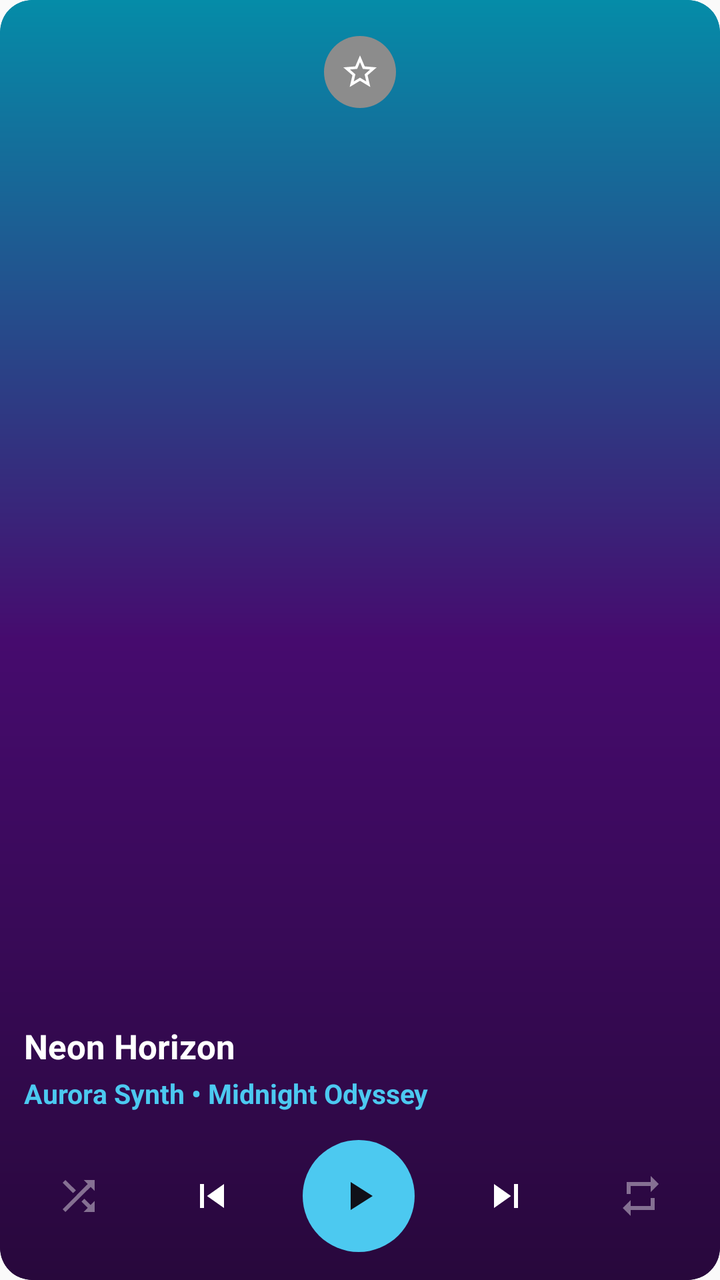
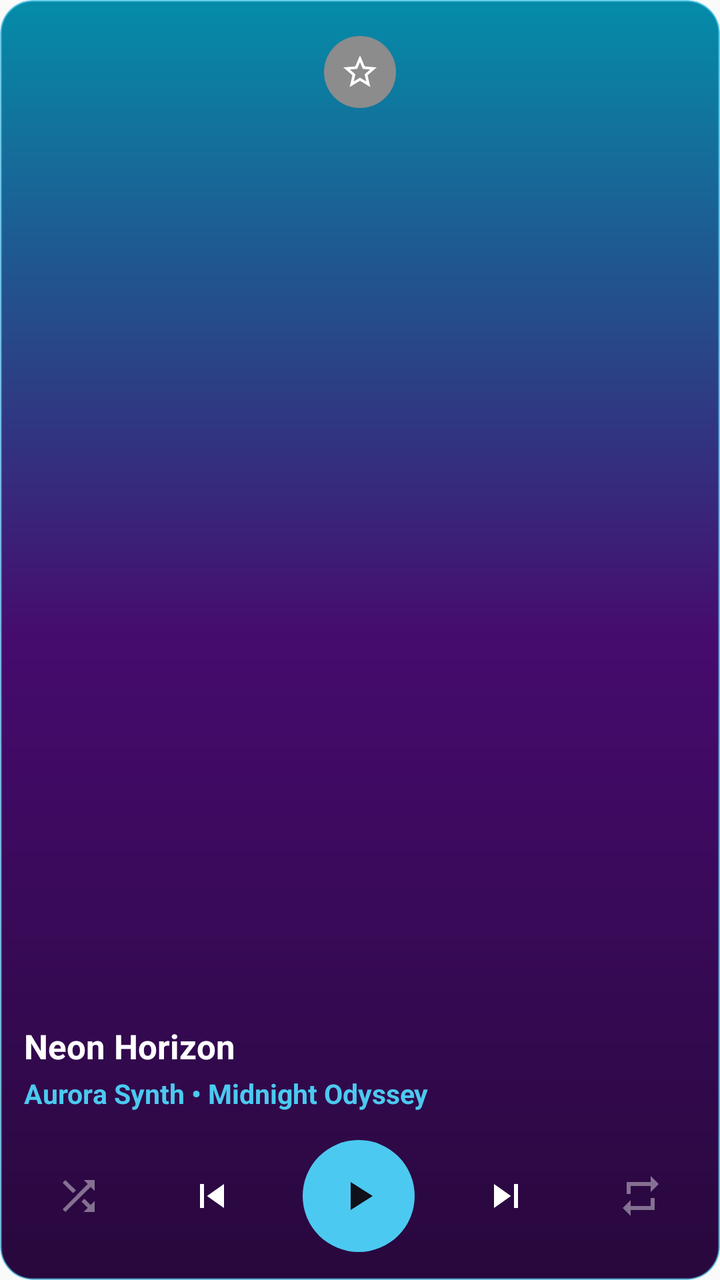

The first picture is an Android layout as it rendered before a commit; the second is the same layout after the commit. The layout source and the unified diff follow.
<!-- AndroidManifest.xml: application theme Theme.Toolbox -->
<!-- res/layout/widget_music_album_art.xml -->
<?xml version="1.0" encoding="utf-8"?>
<FrameLayout xmlns:android="http://schemas.android.com/apk/res/android"
    android:id="@+id/widget_album_root"
    android:layout_width="match_parent"
    android:layout_height="match_parent"
    android:background="@drawable/bg_music_widget_album_art"
    android:clipToOutline="true">

    <ImageView
        android:id="@+id/widget_album_background"
        android:layout_width="match_parent"
        android:layout_height="match_parent"
        android:contentDescription="@null"
        android:scaleType="fitXY"
        android:src="@drawable/bg_music_widget_album_art" />

    <LinearLayout
        android:id="@+id/widget_album_content"
        android:layout_width="match_parent"
        android:layout_height="match_parent"
        android:orientation="vertical"
        android:paddingStart="0dp"
        android:paddingTop="0dp"
        android:paddingEnd="0dp"
        android:paddingBottom="10dp">

        <FrameLayout
            android:layout_width="match_parent"
            android:layout_height="0dp"
            android:layout_weight="1"
            android:paddingStart="8dp"
            android:paddingTop="8dp"
            android:paddingEnd="8dp"
            android:paddingBottom="8dp">

            <FrameLayout
                android:id="@+id/widget_album_art_container"
                android:layout_width="wrap_content"
                android:layout_height="wrap_content"
                android:layout_gravity="top|center_horizontal">

                <ImageView
                    android:id="@+id/widget_album_art"
                    android:layout_width="wrap_content"
                    android:layout_height="wrap_content"
                    android:adjustViewBounds="true"
                    android:contentDescription="Album Art"
                    android:scaleType="fitCenter"
                    android:src="@drawable/bg_music_widget_artwork_placeholder" />

                <FrameLayout
                    android:id="@+id/widget_album_favorite_container"
                    android:layout_width="36dp"
                    android:layout_height="36dp"
                    android:layout_gravity="bottom|end"
                    android:layout_margin="10dp">

                    <ImageView
                        android:id="@+id/widget_album_favorite_bg"
                        android:layout_width="match_parent"
                        android:layout_height="match_parent"
                        android:contentDescription="@null"
                        android:src="@drawable/bg_music_widget_circle"
                        android:tint="#73000000" />

                    <ImageView
                        android:id="@+id/widget_album_favorite_button"
                        android:layout_width="match_parent"
                        android:layout_height="match_parent"
                        android:background="?android:attr/selectableItemBackgroundBorderless"
                        android:contentDescription="Favorite"
                        android:padding="8dp"
                        android:scaleType="centerInside"
                        android:src="@drawable/ic_media_favorite_off"
                        android:tint="#FFFFFFFF" />
                </FrameLayout>
            </FrameLayout>
        </FrameLayout>

        <LinearLayout
            android:id="@+id/widget_album_text_container"
            android:layout_width="match_parent"
            android:layout_height="wrap_content"
            android:orientation="vertical"
            android:paddingStart="12dp"
            android:paddingTop="6dp"
            android:paddingEnd="12dp"
            android:paddingBottom="10dp">

            <TextView
                android:id="@+id/widget_album_title"
                android:layout_width="match_parent"
                android:layout_height="wrap_content"
                android:ellipsize="end"
                android:maxLines="1"
                android:text="Neon Horizon"
                android:textColor="#FFFFFFFF"
                android:textSize="17sp"
                android:textStyle="bold" />

            <TextView
                android:id="@+id/widget_album_subtitle"
                android:layout_width="match_parent"
                android:layout_height="wrap_content"
                android:layout_marginTop="3dp"
                android:ellipsize="end"
                android:maxLines="1"
                android:text="Aurora Synth • Midnight Odyssey"
                android:textColor="#FF4CC9F0"
                android:textSize="13.5sp"
                android:textStyle="bold" />
        </LinearLayout>

        <LinearLayout
            android:id="@+id/widget_album_controls_row"
            android:layout_width="match_parent"
            android:layout_height="wrap_content"
            android:gravity="center_vertical"
            android:orientation="horizontal"
            android:paddingStart="6dp"
            android:paddingTop="4dp"
            android:paddingEnd="6dp"
            android:paddingBottom="4dp">

            <FrameLayout
                android:layout_width="0dp"
                android:layout_height="wrap_content"
                android:layout_weight="1">

                <FrameLayout
                    android:id="@+id/widget_album_shuffle_container"
                    android:layout_width="42dp"
                    android:layout_height="42dp"
                    android:layout_gravity="center">

                    <ImageView
                        android:id="@+id/widget_album_shuffle_bg"
                        android:layout_width="match_parent"
                        android:layout_height="match_parent"
                        android:contentDescription="@null"
                        android:src="@drawable/bg_music_widget_circle"
                        android:tint="#404CC9F0"
                        android:visibility="invisible" />

                    <ImageView
                        android:id="@+id/widget_album_shuffle_button"
                        android:layout_width="match_parent"
                        android:layout_height="match_parent"
                        android:background="?android:attr/selectableItemBackgroundBorderless"
                        android:contentDescription="Shuffle Off"
                        android:padding="8dp"
                        android:scaleType="centerInside"
                        android:src="@drawable/ic_media_shuffle_off"
                        android:tint="#B3FFFFFF" />
                </FrameLayout>
            </FrameLayout>

            <FrameLayout
                android:layout_width="0dp"
                android:layout_height="wrap_content"
                android:layout_weight="1">

                <ImageView
                    android:id="@+id/widget_album_prev_button"
                    android:layout_width="44dp"
                    android:layout_height="44dp"
                    android:layout_gravity="center"
                    android:background="?android:attr/selectableItemBackgroundBorderless"
                    android:contentDescription="Previous track"
                    android:padding="7dp"
                    android:scaleType="centerInside"
                    android:src="@drawable/ic_media_skip_previous"
                    android:tint="#FFFFFFFF" />
            </FrameLayout>

            <FrameLayout
                android:layout_width="0dp"
                android:layout_height="wrap_content"
                android:layout_weight="1.2">

                <FrameLayout
                    android:id="@+id/widget_album_play_pause_container"
                    android:layout_width="56dp"
                    android:layout_height="56dp"
                    android:layout_gravity="center">

                    <ImageView
                        android:id="@+id/widget_album_play_pause_bg"
                        android:layout_width="match_parent"
                        android:layout_height="match_parent"
                        android:contentDescription="@null"
                        android:src="@drawable/bg_music_widget_circle"
                        android:tint="#FF4CC9F0" />

                    <ImageView
                        android:id="@+id/widget_album_play_pause_button"
                        android:layout_width="match_parent"
                        android:layout_height="match_parent"
                        android:background="?android:attr/selectableItemBackgroundBorderless"
                        android:contentDescription="Play"
                        android:padding="13dp"
                        android:scaleType="centerInside"
                        android:src="@drawable/ic_media_play"
                        android:tint="#FF101018" />
                </FrameLayout>
            </FrameLayout>

            <FrameLayout
                android:layout_width="0dp"
                android:layout_height="wrap_content"
                android:layout_weight="1">

                <ImageView
                    android:id="@+id/widget_album_next_button"
                    android:layout_width="44dp"
                    android:layout_height="44dp"
                    android:layout_gravity="center"
                    android:background="?android:attr/selectableItemBackgroundBorderless"
                    android:contentDescription="Next track"
                    android:padding="7dp"
                    android:scaleType="centerInside"
                    android:src="@drawable/ic_media_skip_next"
                    android:tint="#FFFFFFFF" />
            </FrameLayout>

            <FrameLayout
                android:layout_width="0dp"
                android:layout_height="wrap_content"
                android:layout_weight="1">

                <FrameLayout
                    android:id="@+id/widget_album_repeat_container"
                    android:layout_width="42dp"
                    android:layout_height="42dp"
                    android:layout_gravity="center">

                    <ImageView
                        android:id="@+id/widget_album_repeat_bg"
                        android:layout_width="match_parent"
                        android:layout_height="match_parent"
                        android:contentDescription="@null"
                        android:src="@drawable/bg_music_widget_circle"
                        android:tint="#404CC9F0"
                        android:visibility="invisible" />

                    <ImageView
                        android:id="@+id/widget_album_repeat_button"
                        android:layout_width="match_parent"
                        android:layout_height="match_parent"
                        android:background="?android:attr/selectableItemBackgroundBorderless"
                        android:contentDescription="Repeat Off"
                        android:padding="8dp"
                        android:scaleType="centerInside"
                        android:src="@drawable/ic_media_repeat_off"
                        android:tint="#B3FFFFFF" />
                </FrameLayout>
            </FrameLayout>
        </LinearLayout>
    </LinearLayout>
</FrameLayout>
<!-- resources referenced by this layout -->
<resources>
  <!-- drawable bg_music_widget_album_art (drawable) -->
  <?xml version="1.0" encoding="utf-8"?>
  <shape xmlns:android="http://schemas.android.com/apk/res/android"
      android:shape="rectangle">
      <corners android:radius="16dp" />
      <gradient
          android:angle="270"
          android:startColor="#FF058CA8"
          android:centerColor="#FF460B6E"
          android:endColor="#FF28083C"
          android:type="linear" />
  </shape>
  <!-- drawable bg_music_widget_artwork_placeholder (drawable) -->
  <?xml version="1.0" encoding="utf-8"?>
  <shape xmlns:android="http://schemas.android.com/apk/res/android"
      android:shape="rectangle">
      <corners android:radius="16dp" />
      <gradient
          android:angle="315"
          android:startColor="#FF00B4D8"
          android:endColor="#FF7209B7"
          android:type="linear" />
      <stroke
          android:width="1.5dp"
          android:color="#40FFFFFF" />
  </shape>
  <!-- drawable bg_music_widget_circle (drawable) -->
  <?xml version="1.0" encoding="utf-8"?>
  <shape xmlns:android="http://schemas.android.com/apk/res/android"
      android:shape="oval">
      <solid android:color="#FFFFFFFF" />
  </shape>
  <!-- drawable ic_media_favorite_off (drawable) -->
  <vector xmlns:android="http://schemas.android.com/apk/res/android"
      android:width="24dp"
      android:height="24dp"
      android:viewportWidth="24"
      android:viewportHeight="24">
      <path
          android:fillColor="#FFFFFFFF"
          android:pathData="M22,9.24l-7.19,-0.62L12,2 9.19,8.63 2,9.24l5.46,4.73L5.82,21 12,17.27 18.18,21l-1.63,-7.03L22,9.24zM12,15.4l-3.76,2.27 1,-4.28 -3.32,-2.88 4.38,-0.38L12,6.1l1.71,4.04 4.38,0.38 -3.32,2.88 1,4.28L12,15.4z" />
  </vector>
  <!-- drawable ic_media_play (drawable) -->
  <vector xmlns:android="http://schemas.android.com/apk/res/android"
      android:width="24dp"
      android:height="24dp"
      android:viewportWidth="24"
      android:viewportHeight="24">
      <path
          android:fillColor="#FFFFFFFF"
          android:pathData="M8,5v14l11,-7z" />
  </vector>
  <!-- drawable ic_media_repeat_off (drawable) -->
  <vector xmlns:android="http://schemas.android.com/apk/res/android"
      android:width="24dp"
      android:height="24dp"
      android:viewportWidth="24"
      android:viewportHeight="24">
      <path
          android:fillColor="#FFFFFFFF"
          android:fillAlpha="0.42"
          android:pathData="M7,7h10v3l4,-4 -4,-4v3H5v6h2V7zm10,10H7v-3l-4,4 4,4v-3h12v-6h-2v4z" />
  </vector>
  <!-- drawable ic_media_shuffle_off (drawable) -->
  <vector xmlns:android="http://schemas.android.com/apk/res/android"
      android:width="24dp"
      android:height="24dp"
      android:viewportWidth="24"
      android:viewportHeight="24">
      <path
          android:fillColor="#FFFFFFFF"
          android:fillAlpha="0.42"
          android:pathData="M10.59,9.17L5.41,4 4,5.41l5.17,5.17 1.42,-1.41zM14.5,4l2.04,2.04L4,18.59 5.41,20 17.96,7.46 20,9.5V4h-5.5zm0.33,9.41l-1.41,1.41 3.13,3.13L14.5,20H20v-5.5l-2.04,2.04 -3.13,-3.13z" />
  </vector>
  <!-- drawable ic_media_skip_next (drawable) -->
  <vector xmlns:android="http://schemas.android.com/apk/res/android"
      android:width="24dp"
      android:height="24dp"
      android:viewportWidth="24"
      android:viewportHeight="24">
      <path
          android:fillColor="#FFFFFFFF"
          android:pathData="M6,18l8.5,-6L6,6v12zM16,6v12h2L18,6h-2z" />
  </vector>
  <!-- drawable ic_media_skip_previous (drawable) -->
  <vector xmlns:android="http://schemas.android.com/apk/res/android"
      android:width="24dp"
      android:height="24dp"
      android:viewportWidth="24"
      android:viewportHeight="24">
      <path
          android:fillColor="#FFFFFFFF"
          android:pathData="M6,6h2v12L6,18zM9.5,12l8.5,6L18,6z" />
  </vector>
  <style name="Theme.Toolbox" parent="android:Theme.Material.Light.NoActionBar" />
</resources>

<!-- the commit's change to res/layout/widget_music_album_art.xml (unified diff, before → after) -->
@@ -1,6 +1,6 @@
 <?xml version="1.0" encoding="utf-8"?>
 <FrameLayout xmlns:android="http://schemas.android.com/apk/res/android"
-    android:id="@+id/widget_album_root"
+    android:id="@android:id/background"
     android:layout_width="match_parent"
     android:layout_height="match_parent"
     android:background="@drawable/bg_music_widget_album_art"
<!-- resource entries referenced after the edit -->
@@ -11,6 +11,9 @@
           android:centerColor="#FF460B6E"
           android:endColor="#FF28083C"
           android:type="linear" />
+      <stroke
+          android:width="1dp"
+          android:color="#6B4CC9F0" />
   </shape>
   <!-- drawable bg_music_widget_artwork_placeholder (drawable) -->
   <?xml version="1.0" encoding="utf-8"?>
